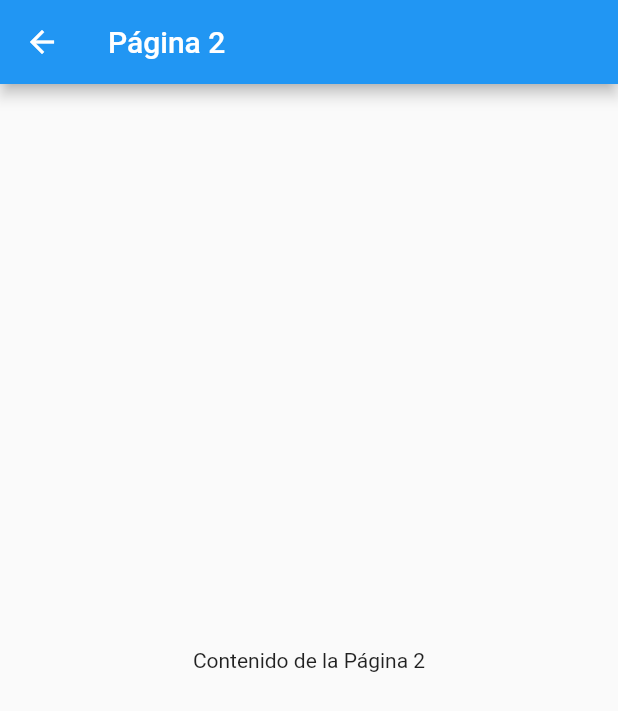
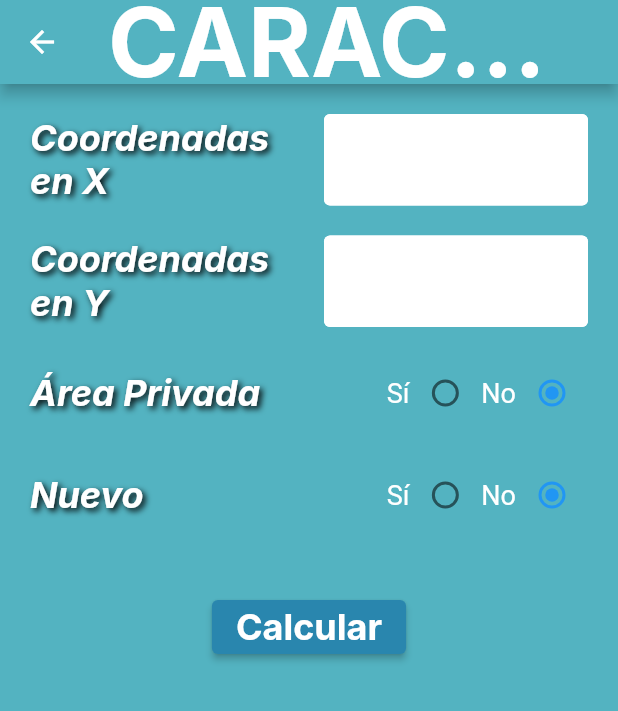
Before and after one commit to SaraBastidas19/test-ingsw, a Flutter app: the Pagina2 screen opened directly, on a phone screen of 412 x 824 dp. Shown: the top 711 px of the screen. Run offline on Flutter 3.47's test engine with Material 2 defaults, Android fonts, the phone set to English and light mode, and no system bars; missing offline and left inert: dart:html; Roboto replaces fonts that are missing (Inter).

Commit message:
Creacion e implementación de la pag2

```diff
--- a/lib/login_page.dart
+++ b/lib/login_page.dart
@@ -1,6 +1,7 @@
 import 'dart:html';
 
 import 'package:flutter/material.dart';
+import 'package:proyecto1/pagina2.dart';
 
 class LoginPage extends StatelessWidget {
   const LoginPage({Key? key});
@@ -72,20 +73,26 @@ class LoginPage extends StatelessWidget {
             const SizedBox(height: 20), // Espacio entre campo de texto y botón
            ElevatedButton(
   onPressed: () {
-                // Lógica del botón
+    Navigator.push(
+      context,
+      MaterialPageRoute(
+        builder: (context) => Pagina2(),
+      ),
+    );
   },
   child: Text(
     'Iniciar Sesión',
     style: TextStyle(
-                  fontFamily: 'Inter', // Tipo de letra "Inter"
-                  fontWeight: FontWeight.w600, // Semibold
-                  fontSize: 25.0, // Tamaño de fuente 40
+      fontFamily: 'Inter',
+      fontWeight: FontWeight.w600,
+      fontSize: 25.0,
     ),
   ),
   style: ElevatedButton.styleFrom(
-                primary: const Color(0xff2986AE), // Cambio de color del botón
+    primary: const Color(0xff2986AE),
   ),
 ),
+
           ],
         ),
       ),
--- a/lib/pagina2.dart
+++ b/lib/pagina2.dart
@@ -1,15 +1,197 @@
+import 'package:proyecto1/pagina2.dart'; // Asegúrate de que la ruta sea correcta
+import 'dart:html';
+
 import 'package:flutter/material.dart';
-import 'package:proyecto1/main.dart';
 
-class Pagina2 extends StatelessWidget {
+class Pagina2 extends StatefulWidget {
+  @override
+  _Pagina2State createState() => _Pagina2State();
+}
+
+class _Pagina2State extends State<Pagina2> {
+  bool areaPrivada = false;
+  bool nuevo = false;
+
+  TextStyle customTextStyle = TextStyle(
+    fontFamily: 'Inter',
+    fontWeight: FontWeight.bold,
+    fontStyle: FontStyle.italic,
+    fontSize: 24.0,
+    color: Colors.white,
+    shadows: [
+      Shadow(
+        offset: Offset(2.0, 2.0),
+        blurRadius: 5.0,
+        color: Colors.black,
+      ),
+    ],
+  );
+
   @override
   Widget build(BuildContext context) {
     return Scaffold(
       appBar: AppBar(
-        title: Text('Página 2'),
+        title: Text(
+          'CARACTERÍSTICAS',
+          style: TextStyle(
+            fontFamily: 'Inter',
+            fontWeight: FontWeight.bold,
+            fontSize: 64.0,
+            color: Colors.white,
+          ),
+        ),
+        backgroundColor: Color(0xff53B3C1),
+        centerTitle: true,
       ),
-      body: Center(
-        child: Text('Contenido de la Página 2'),
+      body: Container(
+        color: Color(0xff53B3C1),
+        child: Center(
+          child: Padding(
+            padding: const EdgeInsets.all(20.0),
+            child: ListView(
+              children: [
+                _buildDataRow('Coordenadas en X'),
+                SizedBox(height: 20.0),
+                _buildDataRow('Coordenadas en Y'),
+                SizedBox(height: 20.0),
+                _buildOptionRow('Área Privada', areaPrivada),
+                SizedBox(height: 20.0),
+                _buildOptionRow('Nuevo', nuevo),
+                SizedBox(height: 40.0), // Espacio adicional antes del botón
+                _buildCalculateButton(),
+              ],
+            ),
+          ),
+        ),
+      ),
+    );
+  }
+
+  Widget _buildDataRow(String labelText) {
+    return Row(
+      children: [
+        Expanded(
+          child: Text(
+            labelText,
+            style: labelText == 'CARACTERÍSTICAS'
+                ? TextStyle(
+                    fontFamily: 'Inter',
+                    fontWeight: FontWeight.bold,
+                    fontSize: 24.0,
+                    color: Colors.white,
+                  )
+                : customTextStyle,
+          ),
+        ),
+        SizedBox(width: 20.0),
+        Expanded(
+          child: TextFormField(
+            style: TextStyle(
+              color: Colors.white,
+              fontSize: 18.0,
+            ),
+            decoration: InputDecoration(
+              hintText: 'Ingrese $labelText',
+              hintStyle: TextStyle(
+                color: Colors.white,
+              ),
+              filled: true,
+              fillColor: Colors.white,
+              enabledBorder: OutlineInputBorder(
+                borderSide: BorderSide(
+                  color: Colors.white,
+                ),
+              ),
+            ),
+          ),
+        ),
+      ],
+    );
+  }
+
+  Widget _buildOptionRow(String labelText, bool isSelected) {
+    return Row(
+      mainAxisAlignment: MainAxisAlignment.center,
+      children: [
+        Expanded(
+          child: Text(
+            labelText,
+            style: labelText == 'CARACTERÍSTICAS'
+                ? TextStyle(
+                    fontFamily: 'Inter',
+                    fontWeight: FontWeight.bold,
+                    fontSize: 24.0,
+                    color: Colors.white,
+                  )
+                : customTextStyle,
+          ),
+        ),
+        SizedBox(width: 20.0),
+        Row(
+          children: [
+            Text(
+              'Sí',
+              style: TextStyle(
+                color: Colors.white,
+                fontSize: 18.0,
+              ),
+            ),
+            Radio(
+              value: true,
+              groupValue: isSelected,
+              onChanged: (bool? value) {
+                setState(() {
+                  if (labelText == 'Área Privada') {
+                    areaPrivada = value ?? false;
+                  } else if (labelText == 'Nuevo') {
+                    nuevo = value ?? false;
+                  }
+                });
+              },
+            ),
+            Text(
+              'No',
+              style: TextStyle(
+                color: Colors.white,
+                fontSize: 18.0,
+              ),
+            ),
+            Radio(
+              value: false,
+              groupValue: isSelected,
+              onChanged: (bool? value) {
+                setState(() {
+                  if (labelText == 'Área Privada') {
+                    areaPrivada = value ?? false;
+                  } else if (labelText == 'Nuevo') {
+                    nuevo = value ?? false;
+                  }
+                });
+              },
+            ),
+          ],
+        ),
+      ],
+    );
+  }
+
+  Widget _buildCalculateButton() {
+    return Center(
+      child: ElevatedButton(
+        onPressed: () {
+          // Lógica para el botón "Calcular"
+        },
+        child: Text(
+          'Calcular',
+          style: TextStyle(
+            fontFamily: 'Inter',
+            fontWeight: FontWeight.bold,
+            fontSize: 24.0,
+          ),
+        ),
+        style: ElevatedButton.styleFrom(
+          primary: Color(0xff2986AE),
+        ),
       ),
     );
   }
```
Lines whose indentation alone changed are shown as unchanged.
